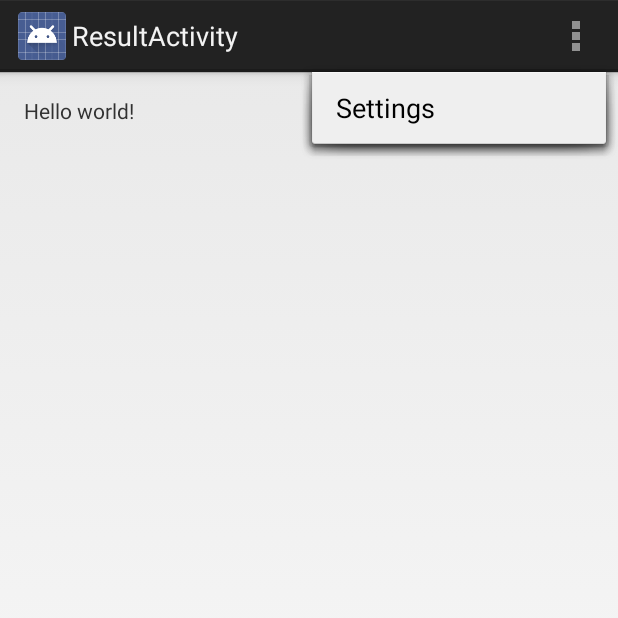
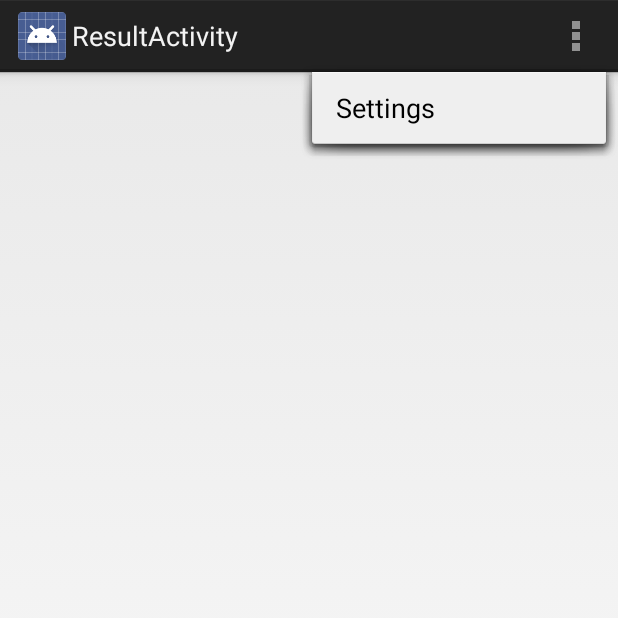
Before and after one commit to true-gler/Feuern, an Android app: the ResultActivity screen opened directly, with no data from a screen before it, with the options menu open, on a phone screen of 412 x 824 dp, the top half of it. Run offline under Robolectric (Android 15) with nearby library versions, the phone set to English and light mode, and no system bars; 1 statement that could not run was skipped.

Commit message:
Für Markus (sortieren der ListView)

```diff
--- a/app/src/main/java/se2/groupa/feuern/ResultActivity.java
+++ b/app/src/main/java/se2/groupa/feuern/ResultActivity.java
@@ -5,21 +5,48 @@ import android.os.Bundle;
 import android.util.Log;
 import android.view.Menu;
 import android.view.MenuItem;
+import android.view.View;
+import android.widget.ListAdapter;
+import android.widget.ListView;
 import android.widget.TextView;
 
+import java.lang.reflect.Array;
+import java.util.ArrayList;
+import java.util.Collections;
+
+import se2.groupa.feuern.adapters.PlayerAdapter;
 import se2.groupa.feuern.controller.GameController;
+import se2.groupa.feuern.model.Player;
 
 
 public class ResultActivity extends Activity {
 
     private GameController gameController = FeuernHelper.gameController;
+    private ArrayList<Player> playerList;
+    private ListView listView;
+    private PlayerAdapter playerAdapter;
+
+    public void fillListView(){
+        listView = (ListView) findViewById(R.id.listView);
+        playerAdapter = new PlayerAdapter(this, playerList);
+        listView.setAdapter(playerAdapter);
+        playerAdapter.add(new Player("Michael"));
+    }
 
     @Override
     protected void onCreate(Bundle savedInstanceState) {
         super.onCreate(savedInstanceState);
         setContentView(R.layout.activity_result);
-        TextView show = (TextView) findViewById(R.id.textView_show);
-        show.setText(gameController.getGameState().getNextTurnPlayer().getName());
+
+        listView = (ListView) findViewById(R.id.listView);
+        playerList = new ArrayList<Player>();
+        playerAdapter = new PlayerAdapter(this, playerList);
+        listView.setAdapter(playerAdapter);
+        //playerAdapter.add(new Player("Michael"));
+        //playerAdapter.addAll(gameController.getGameState().getPlayers());
+        playerList.addAll(gameController.getGameState().getPlayers());
+        Collections.sort(playerList);
+
     }
 
 
--- a/app/src/main/java/se2/groupa/feuern/ServerActivity.java
+++ b/app/src/main/java/se2/groupa/feuern/ServerActivity.java
@@ -58,7 +58,8 @@ public class ServerActivity extends Activity {
         listViewPlayerAdapter = new PlayerAdapter(this, currentPlayers);
         listViewPlayers.setAdapter(listViewPlayerAdapter);
 
-        // addPlayer(new Player("Lukas"));
+         addPlayer(new Player("Lukas"));
+        listViewPlayerAdapter.add(new Player("Michael"));
         // addPlayer(new Player("Thomas"));
 
         final Handler handler = new Handler(){
--- a/app/src/main/res/layout/activity_result.xml
+++ b/app/src/main/res/layout/activity_result.xml
@@ -7,8 +7,10 @@
     tools:context="se2.groupa.feuern.ResultActivity"
     >
 
-    <TextView android:text="@string/hello_world" android:layout_width="wrap_content"
+    <ListView
+        android:layout_width="wrap_content"
         android:layout_height="wrap_content"
-        android:id="@+id/textView_show" />
-
+        android:id="@+id/listView"
+        android:layout_centerHorizontal="true"
+        android:layout_alignParentTop="true" />
 </RelativeLayout>
```
Also changed, not shown: app/src/main/java/se2/groupa/feuern/model/Player.java (+18 -8 lines).
